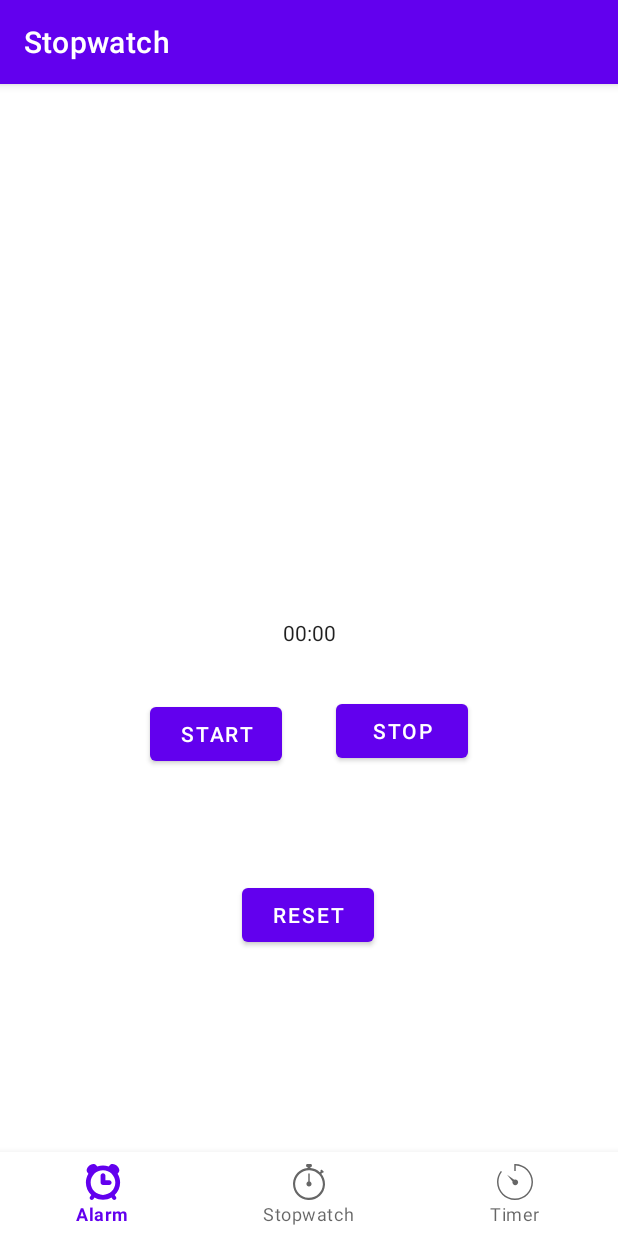
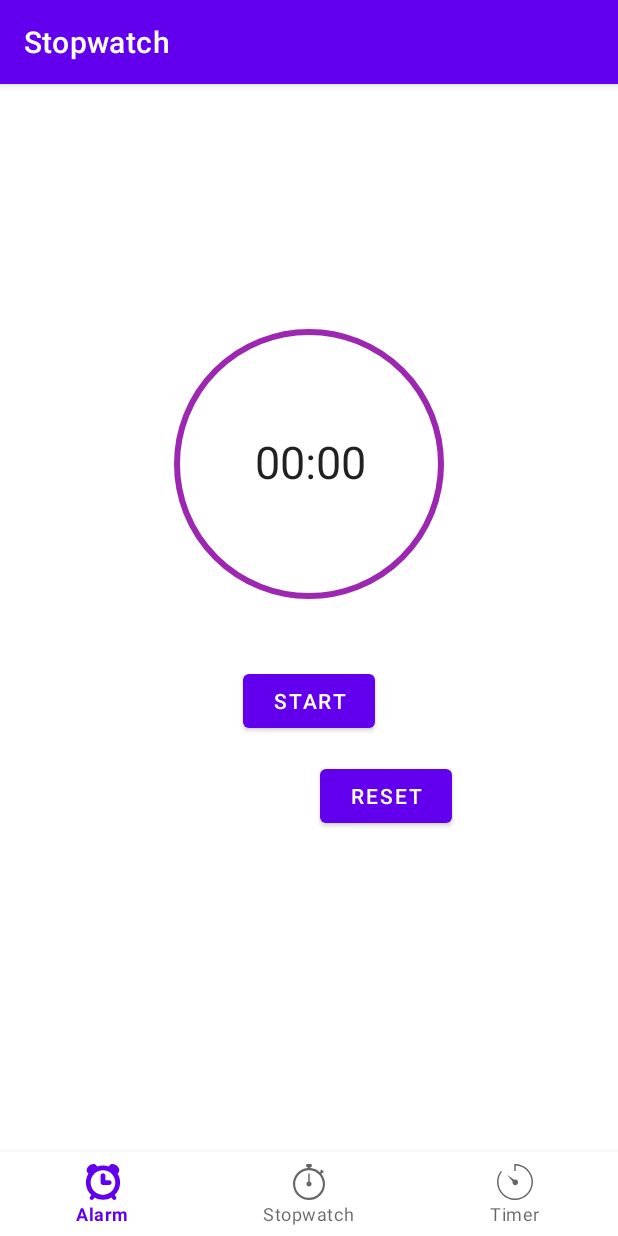
Before and after one commit to RennSter20/TimeManager, an Android app: the StopwatchFragment screen opened through its navigation route, after a tap on "RESET", on a phone screen of 412 x 824 dp. Run offline under Robolectric (Android 15) with nearby library versions, the phone set to English and light mode, and no system bars; our stand-ins replace navigation-ui; 2 other taps on this screen came first.

Commit message:
Added themed circular progress bar, stop and reset buttons with animated logic behind.

```diff
--- a/app/src/main/java/com/example/timemngr/ui/stopwatch/StopwatchFragment.kt
+++ b/app/src/main/java/com/example/timemngr/ui/stopwatch/StopwatchFragment.kt
@@ -1,20 +1,25 @@
 package com.example.timemngr.ui.stopwatch
 
 
+import android.graphics.Color
+import android.graphics.Color.GREEN
 import android.os.Bundle
 import android.os.SystemClock
 import android.transition.Explode
 import android.transition.Fade
-import android.util.Log
 import android.view.LayoutInflater
 import android.view.View
 import android.view.ViewGroup
+import android.view.animation.Animation
+import android.view.animation.AnimationUtils
 import android.widget.Button
 import android.widget.Chronometer
+import androidx.core.view.isVisible
 import androidx.fragment.app.Fragment
 import androidx.lifecycle.ViewModelProvider
 import com.example.timemngr.R
 import com.example.timemngr.databinding.FragmentStopwatchBinding
+import com.google.android.material.progressindicator.CircularProgressIndicator
 
 
 class StopwatchFragment : Fragment() {
@@ -51,25 +56,81 @@ class StopwatchFragment : Fragment() {
         val stopwatch:Chronometer = requireView().findViewById(R.id.chronometer2)
 
 
+        var circularProgress = requireView().findViewById<CircularProgressIndicator>(R.id.progressBar)
+        circularProgress.visibility = View.INVISIBLE
+
+        var passiveCircularProgress = requireView().findViewById<CircularProgressIndicator>(R.id.passiveProgressBar)
+
+        passiveCircularProgress.visibility = View.VISIBLE
+
         var startStopwatch: Button = requireView().findViewById(R.id.startStopwatch)
+
         var stopStopwatch:Button = requireView().findViewById(R.id.stopStopwatch)
+        stopStopwatch.isClickable = false
+        stopStopwatch.isVisible = false
+
         var resetStopwatch:Button = requireView().findViewById(R.id.resetStopwatch)
+        resetStopwatch.isClickable = false
+        resetStopwatch.isVisible = false
 
         var pauseOffset:Long = 0
         var running = false
+        var showButtons = true
 
+        var animationFadeIn: Animation? = AnimationUtils.loadAnimation(context, androidx.appcompat.R.anim.abc_fade_in)
+        var animationFadeOut: Animation? = AnimationUtils.loadAnimation(context, androidx.appcompat.R.anim.abc_fade_out)
+
+        fun manageElements(arg:String){
+            if(arg.equals("START")){
+                stopStopwatch.isClickable = true
+                resetStopwatch.isClickable = true
+                startStopwatch.isClickable = false
+
+                if(showButtons){
+                    stopStopwatch.startAnimation(animationFadeIn)
+                    stopStopwatch.isVisible = true
+
+                    resetStopwatch.startAnimation(animationFadeIn)
+                    resetStopwatch.isVisible = true
+                }
+            }else if(arg.equals("STOP")){
+
+                stopStopwatch.isClickable = false
+                resetStopwatch.isClickable = true
+                startStopwatch.isClickable = true
+
+
+            }else if(arg.equals("RESET")){
+                stopStopwatch.isClickable = false
+                resetStopwatch.isClickable = false
+                startStopwatch.isClickable = true
+
+                stopStopwatch.startAnimation(animationFadeOut)
+                stopStopwatch.isVisible = false
+
+                resetStopwatch.startAnimation(animationFadeOut)
+                resetStopwatch.isVisible = false
+            }
+
+
+        }
 
         startStopwatch.setOnClickListener(){
             if(!running){
+                circularProgress.visibility = View.VISIBLE
+
+                circularProgress.trackColor = GREEN
+                passiveCircularProgress.visibility = View.INVISIBLE
+
+                manageElements("START")
 
                 //offset sluzi da zavara sistem tako da misli da je poceo prije x sekundi,
                 //jer je tu sekundu u sistemu vec prosao
                 stopwatch.base = SystemClock.elapsedRealtime() - pauseOffset
-                Log.i("SYSTEM CLOCK START", SystemClock.elapsedRealtime().toString())
-                Log.i("STOPWATCH BASE START", stopwatch.base.toString())
-                Log.i("PAUSE OFFSET START", pauseOffset.toString())
                 stopwatch.start()
                 running = true
+                showButtons = true
+
             }
         }
 
@@ -78,18 +139,31 @@ class StopwatchFragment : Fragment() {
                 stopwatch.stop()
 
                 pauseOffset = SystemClock.elapsedRealtime() - stopwatch.base
-                Log.i("SYSTEM CLOCK STOP", SystemClock.elapsedRealtime().toString())
-                Log.i("STOPWATCH BASE STOP", stopwatch.base.toString())
-                Log.i("PAUSE OFFSET STOP", pauseOffset.toString())
                 running = false
+                showButtons = false
+
+                circularProgress.visibility = View.INVISIBLE
+                passiveCircularProgress.visibility = View.VISIBLE
+                passiveCircularProgress.trackColor = Color.RED
+                passiveCircularProgress.startAnimation(animationFadeIn)
+
+                manageElements("STOP")
             }
         }
 
         resetStopwatch.setOnClickListener(){
             stopwatch.stop()
+
             stopwatch.base = SystemClock.elapsedRealtime()
             pauseOffset = 0
             running = false
+            showButtons = true
+
+            circularProgress.visibility = View.INVISIBLE
+            passiveCircularProgress.visibility = View.VISIBLE
+            passiveCircularProgress.trackColor = Color.parseColor("#9C27B0")
+
+            manageElements("RESET")
         }
 
     }
--- a/app/src/main/res/layout/fragment_stopwatch.xml
+++ b/app/src/main/res/layout/fragment_stopwatch.xml
@@ -8,37 +8,40 @@
 
     <Chronometer
         android:id="@+id/chronometer2"
-        android:layout_width="205dp"
-        android:layout_height="27dp"
-        android:layout_marginStart="103dp"
-        android:layout_marginTop="300dp"
-        android:layout_marginEnd="103dp"
+        android:layout_width="189dp"
+        android:layout_height="39dp"
         android:textAlignment="center"
+        android:textSize="30dp"
+        app:layout_constraintBottom_toBottomOf="parent"
         app:layout_constraintEnd_toEndOf="parent"
+        app:layout_constraintHorizontal_bias="0.504"
         app:layout_constraintStart_toStartOf="parent"
-        app:layout_constraintTop_toTopOf="parent" />
+        app:layout_constraintTop_toTopOf="parent"
+        app:layout_constraintVertical_bias="0.261" />
 
     <Button
         android:id="@+id/startStopwatch"
         android:layout_width="wrap_content"
         android:layout_height="wrap_content"
-        android:layout_marginStart="100dp"
-        android:layout_marginTop="16dp"
         android:text="Start"
         app:layout_constraintBottom_toBottomOf="parent"
+        app:layout_constraintEnd_toEndOf="parent"
         app:layout_constraintStart_toStartOf="parent"
-        app:layout_constraintTop_toBottomOf="@+id/chronometer2"
-        app:layout_constraintVertical_bias="0.032" />
+        app:layout_constraintTop_toTopOf="parent"
+        app:layout_constraintVertical_bias="0.499" />
 
     <Button
         android:id="@+id/stopStopwatch"
         android:layout_width="wrap_content"
         android:layout_height="wrap_content"
-        android:layout_marginTop="24dp"
-        android:layout_marginEnd="100dp"
+        android:layout_marginEnd="12dp"
         android:text="Stop"
-        app:layout_constraintEnd_toEndOf="parent"
-        app:layout_constraintTop_toBottomOf="@+id/chronometer2" />
+        app:layout_constraintBottom_toBottomOf="parent"
+        app:layout_constraintEnd_toStartOf="@+id/resetStopwatch"
+        app:layout_constraintHorizontal_bias="0.973"
+        app:layout_constraintStart_toStartOf="parent"
+        app:layout_constraintTop_toTopOf="parent"
+        app:layout_constraintVertical_bias="0.594" />
 
     <Button
         android:id="@+id/resetStopwatch"
@@ -47,9 +50,34 @@
         android:text="reset"
         app:layout_constraintBottom_toBottomOf="parent"
         app:layout_constraintEnd_toEndOf="parent"
-        app:layout_constraintHorizontal_bias="0.498"
+        app:layout_constraintHorizontal_bias="0.659"
         app:layout_constraintStart_toStartOf="parent"
         app:layout_constraintTop_toTopOf="parent"
-        app:layout_constraintVertical_bias="0.714" />
+        app:layout_constraintVertical_bias="0.594" />
+
+    <com.google.android.material.progressindicator.CircularProgressIndicator
+        android:id="@+id/progressBar"
+        android:layout_width="3dp"
+        android:layout_height="14dp"
+        android:indeterminate="true"
+        app:indicatorSize="180dp"
+        app:layout_constraintBottom_toBottomOf="parent"
+        app:layout_constraintEnd_toEndOf="parent"
+        app:layout_constraintStart_toStartOf="parent"
+        app:layout_constraintTop_toTopOf="parent"
+        app:layout_constraintVertical_bias="0.197" />
+
+    <com.google.android.material.progressindicator.CircularProgressIndicator
+        android:id="@+id/passiveProgressBar"
+        android:layout_width="3dp"
+        android:layout_height="14dp"
+        android:indeterminate="false"
+        app:indicatorSize="180dp"
+        app:trackColor="@color/purple_500"
+        app:layout_constraintBottom_toBottomOf="parent"
+        app:layout_constraintEnd_toEndOf="parent"
+        app:layout_constraintStart_toStartOf="parent"
+        app:layout_constraintTop_toTopOf="parent"
+        app:layout_constraintVertical_bias="0.197" />
 
 </androidx.constraintlayout.widget.ConstraintLayout>
```
